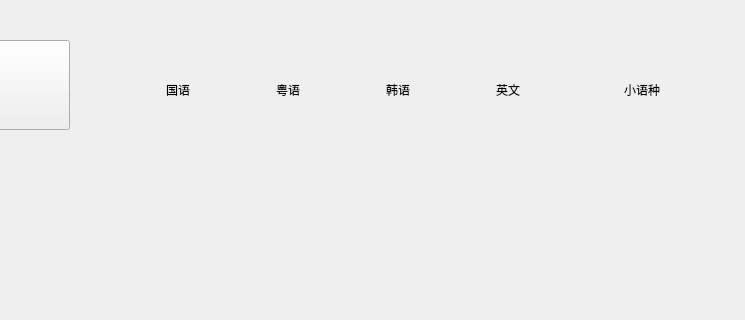
Above: src/XMusic/medialibdlg.ui from 1028417/XMusic before the change; both pictures show x 170 to 915 and y 0 to 320 of the 1088 by 500 pixel window. Below: the same form after it.
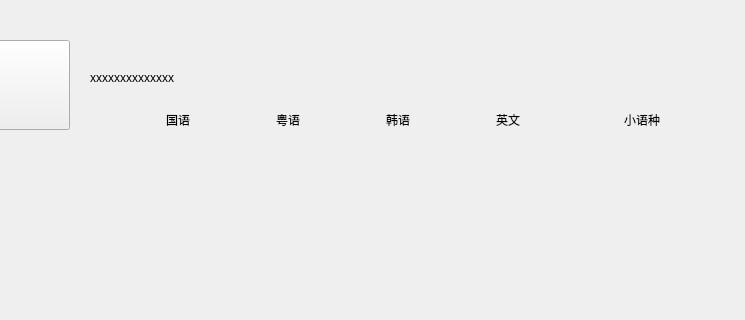
That is the form after the change. Icons and pictures are not drawn. Custom widgets are drawn as their Qt base class.

What changed in the file:
```diff
--- a/src/XMusic/medialibdlg.ui
+++ b/src/XMusic/medialibdlg.ui
@@ -51,7 +51,7 @@
     </rect>
    </property>
    <property name="text">
-    <string/>
+    <string>xxxxxxxxxxxxxx</string>
    </property>
    <property name="alignment">
     <set>Qt::AlignLeading|Qt::AlignLeft|Qt::AlignVCenter</set>
@@ -117,7 +117,7 @@
    <property name="geometry">
     <rect>
      <x>250</x>
-     <y>60</y>
+     <y>90</y>
      <width>585</width>
      <height>60</height>
     </rect>
```
Left out of the diff: 2 changed lines with no effect on the pictures.
